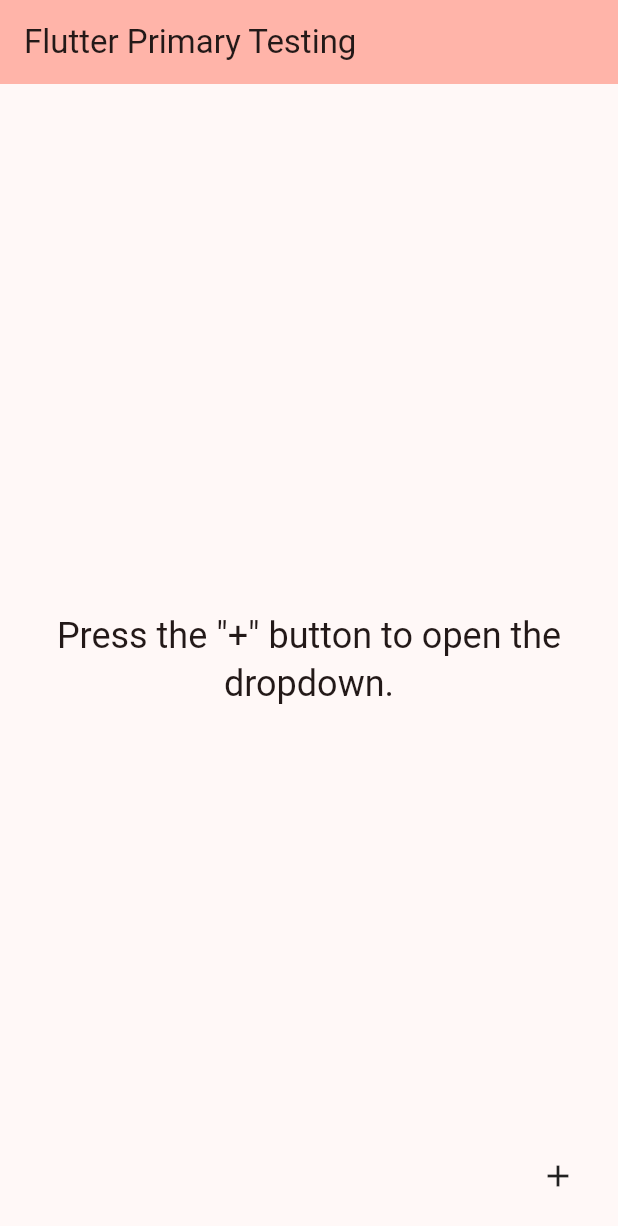
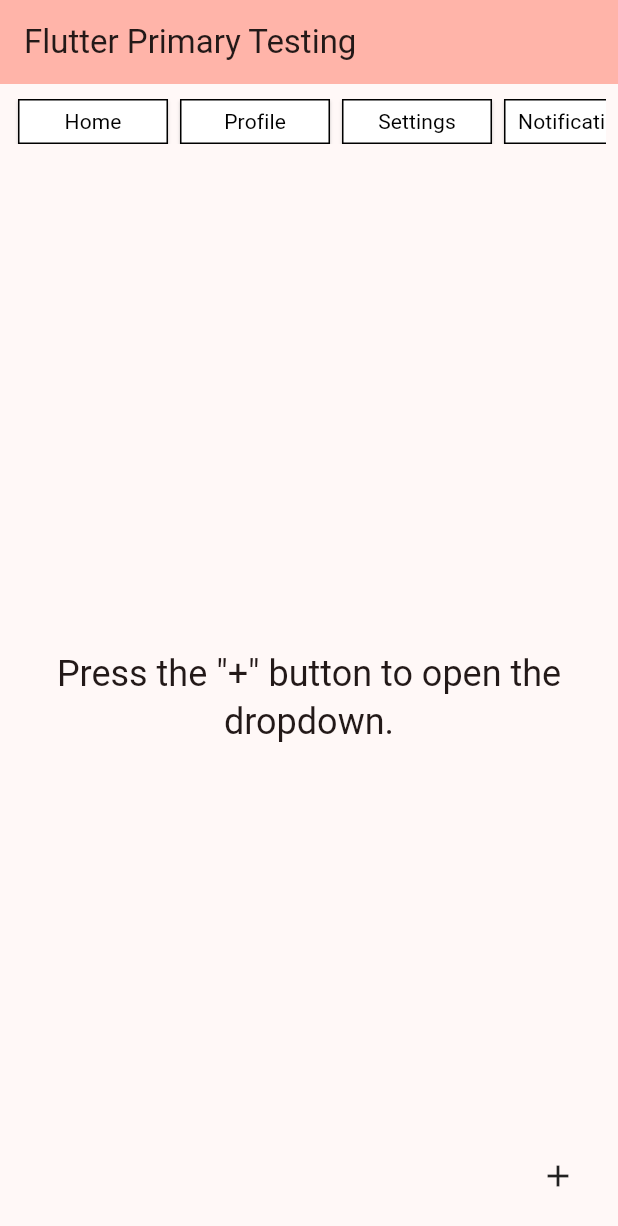
Before and after one commit to GhuleAjinkya/asep_app, a Flutter app: the screen it shows after launch, on a phone screen of 412 x 824 dp. Shown: the top 1226 px of the screen. Run offline on Flutter 3.47's test engine with Material 3 defaults, Android fonts, the phone set to English and light mode, and no system bars.

Commit message:
Navbar Testing

```diff
--- a/lib/main.dart
+++ b/lib/main.dart
@@ -60,10 +60,20 @@ class _MyHomePageState extends State<MyHomePage> {
   // List of strings to display as dropdown items
   final List<String> _items = ['Contacts', 'Events', 'Workplaces', 'To-Do', 'Notes'];
 
-  // List to store selected items for logging
-  final List<String> _logMessages = [];
+  // List of titles for the navbar
+  final List<String> _navbarTitles = ['Home', 'Profile', 'Settings', 'Notifications', 'Help'];
 
-  // Placeholder function for button actions
+  // String for tracking selected navbar title
+  String _selectedNavbarTitle = "";
+  // Placeholder function for navbar button actions
+  void _onNavbarButtonPressed(String title) {
+    setState(() {
+      _selectedNavbarTitle = title;
+    });
+    print('$title button pressed');
+  }
+
+  // Placeholder function for dropdown button actions
   void _onButtonPressed(String item) async {
     final message = '$item selected';
     print(message);
@@ -76,6 +86,9 @@ class _MyHomePageState extends State<MyHomePage> {
     // Save the log to a JSON file
     await _saveLogToFile();
   }
+
+  // List to store selected items for logging
+  final List<String> _logMessages = [];
 
   // Function to get the correct directory for storing the file
   Future<Directory> _getStorageDirectory() async {
@@ -102,12 +115,57 @@ class _MyHomePageState extends State<MyHomePage> {
         backgroundColor: Theme.of(context).colorScheme.inversePrimary,
         title: Text(widget.title),
       ),
-      body: Center(
-        child: Text(
-          'Press the "+" button to open the dropdown.',
-          style: Theme.of(context).textTheme.headlineSmall,
-          textAlign: TextAlign.center,
-        ),
+      body: Column(
+        children: [
+          // Navbar at the top
+          Container(
+          alignment: Alignment.topLeft,
+          padding: const EdgeInsets.symmetric(vertical: 10.0,horizontal: 8.0),
+          child: SingleChildScrollView(
+            scrollDirection: Axis.horizontal,
+            child: Row(
+              crossAxisAlignment: CrossAxisAlignment.center, // Align items to the left
+              children: _navbarTitles.map((title) {
+                final bool isSelected = _selectedNavbarTitle == title;
+                  return AnimatedContainer(
+                    padding: EdgeInsets.zero,
+                    duration: const Duration(milliseconds: 200), // Smooth transition
+                    margin: const EdgeInsets.symmetric(horizontal: 4.0),
+                    height: isSelected ? 35.0 : 30.0, // Taller when selected
+                    width: isSelected ? 110.0 : 100.0, // Wider when selected
+                    child: ElevatedButton(
+                      style: ElevatedButton.styleFrom(
+                        backgroundColor: Colors.white, // Background color
+                        foregroundColor: Colors.black, // Text color
+                        side: const BorderSide(color: Colors.black, width: 1), // Border styling
+                        shape: RoundedRectangleBorder(
+                          borderRadius: BorderRadius.zero, // Rectangular shape
+                        ),
+                        padding: EdgeInsets.zero, // Remove internal padding
+                      ),
+                      onPressed: () => _onNavbarButtonPressed(title),
+                      child: Text(
+                        title,
+                        style: TextStyle(
+                          fontWeight: isSelected ? FontWeight.bold : FontWeight.normal, // Bold if selected
+                        ),
+                      ),),);
+                }).toList(),
+
+              ),
+            ),
+          ),
+          // Main content
+          Expanded(
+            child: Center(
+              child: Text(
+                'Press the "+" button to open the dropdown.',
+                style: Theme.of(context).textTheme.headlineSmall,
+                textAlign: TextAlign.center,
+              ),
+            ),
+          ),
+        ],
       ),
       floatingActionButton: PopupMenuButton<String>(
         icon: const Icon(Icons.add),
```
